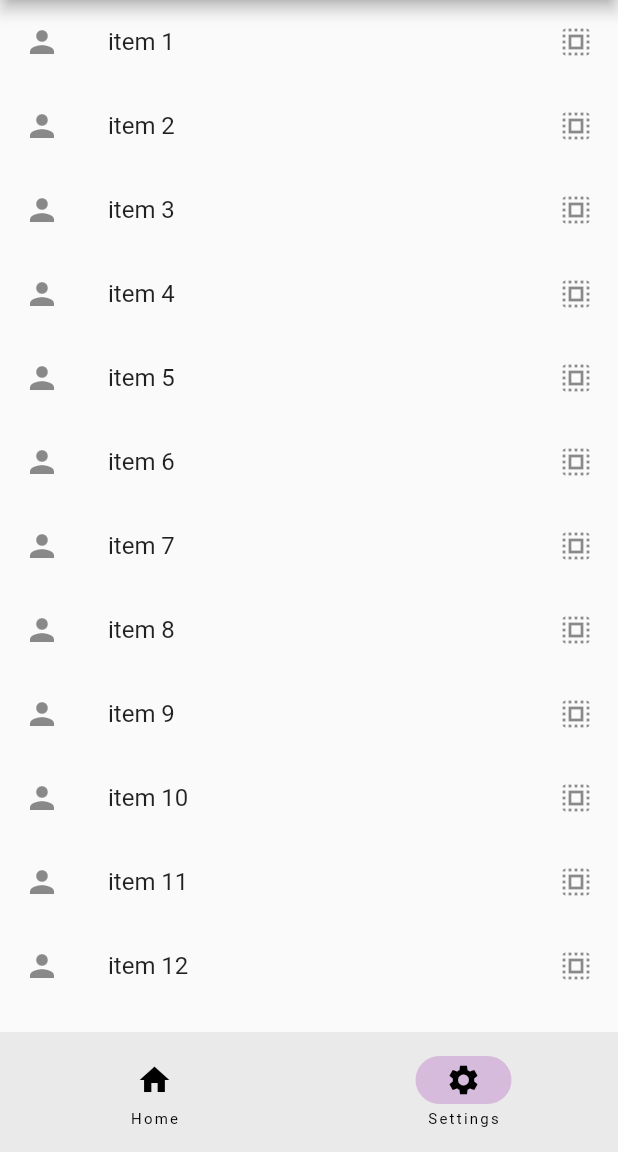
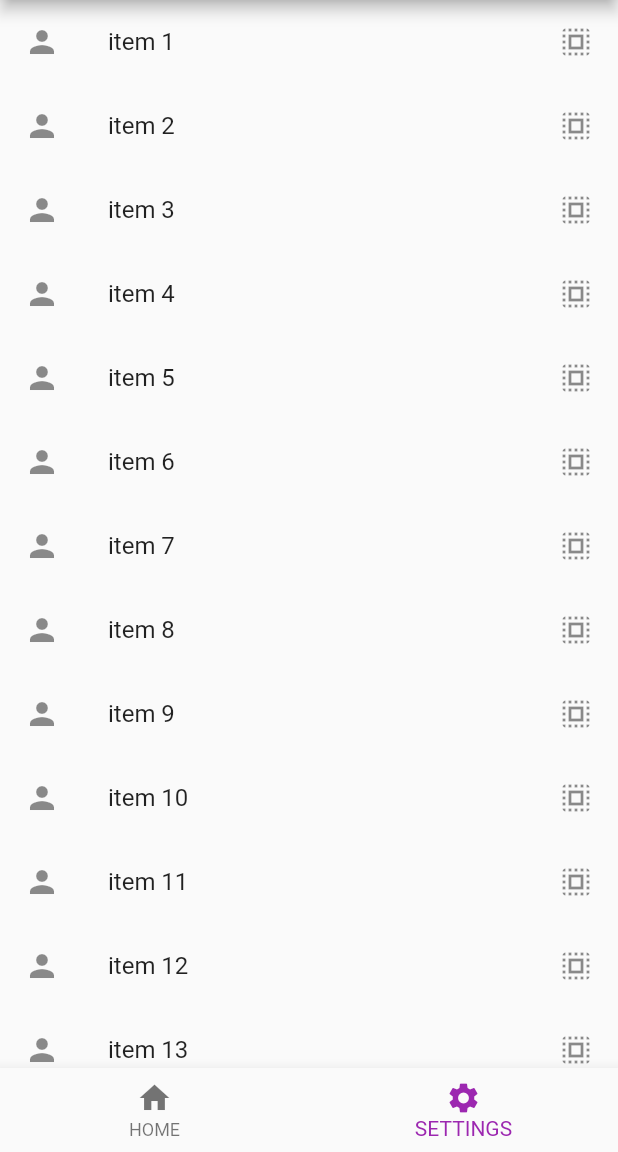
Before and after one commit to mohammadammash/flutter_simple_ui, a Flutter app: the screen it shows after launch, item 2 of the bottom bar chosen, on a phone screen of 412 x 824 dp, the part 84-1236 px from its top. Run offline on Flutter 3.47's test engine with Material 2 defaults, Android fonts, the phone set to English and light mode, and no system bars.

Commit message:
src/lib/pages/root.dart: Modifying bottom nav

```diff
--- a/src/lib/pages/root.dart
+++ b/src/lib/pages/root.dart
@@ -13,23 +13,43 @@ class _RootPageState extends State<RootPage> {
   int currentPage = 0;
   List<Widget> pages = const [HomePage(), SettingsPage()];
 
+  void onTapHandler(int index) {
+    setState(() {
+      currentPage = index;
+    });
+  }
+
   @override
   Widget build(BuildContext context) {
     return Scaffold(
-      appBar: AppBar(title: const Text("My Wallet")),
-      body: pages[currentPage],
-      bottomNavigationBar: NavigationBar(
-        destinations: const [
-          NavigationDestination(icon: Icon(Icons.home), label: 'Home'),
-          NavigationDestination(icon: Icon(Icons.settings), label: 'Settings')
-        ],
-        onDestinationSelected: (int index) {
-          setState(() {
-            currentPage = index;
-          });
-        },
-        selectedIndex: currentPage,
-      ),
-    );
+        appBar: AppBar(title: const Text("My Wallet")),
+        body: pages[currentPage],
+        bottomNavigationBar: BottomNavigationBar(
+            type: BottomNavigationBarType.fixed,
+            currentIndex: currentPage,
+            items: const [
+              BottomNavigationBarItem(
+                icon: Icon(Icons.home),
+                label: "HOME",
+              ),
+              BottomNavigationBarItem(
+                icon: Icon(Icons.settings),
+                label: "SETTINGS",
+              ),
+            ],
+            onTap: (int index) => onTapHandler(index)));
   }
 }
+
+// NavigationBar(
+//         destinations: const [
+//           NavigationDestination(icon: Icon(Icons.home), label: 'Home'),
+//           NavigationDestination(icon: Icon(Icons.settings), label: 'Settings')
+//         ],
+//         onDestinationSelected: (int index) {
+//           setState(() {
+//             currentPage = index;
+//           });
+//         },
+//         selectedIndex: currentPage,
+//       ),
```
